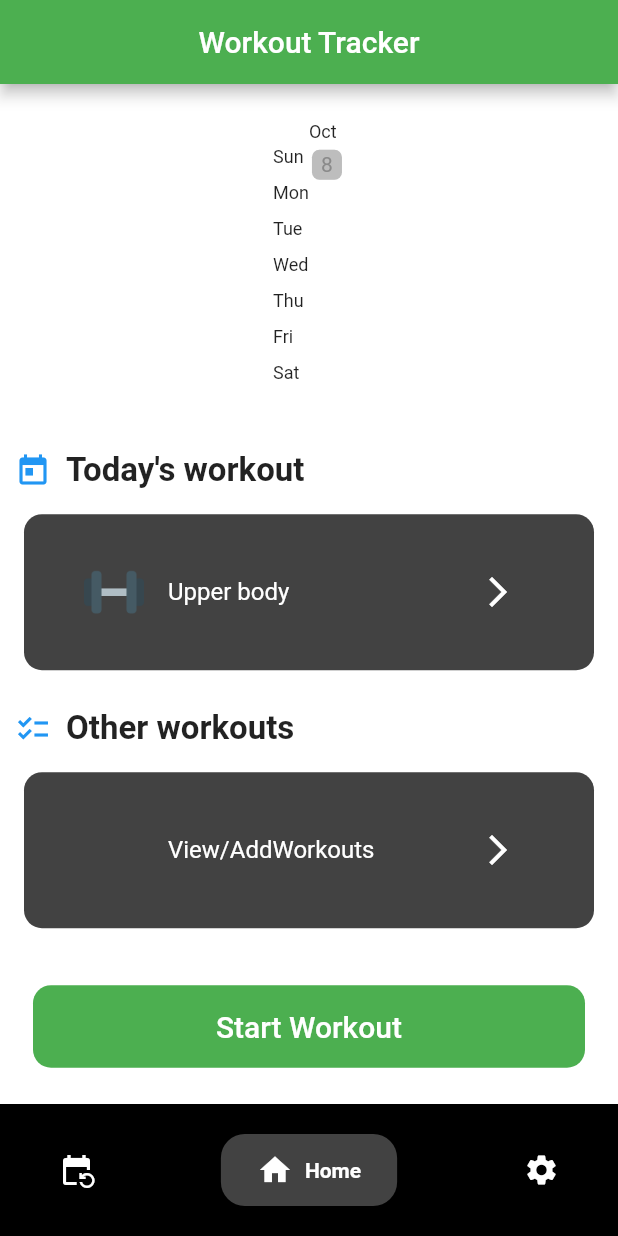
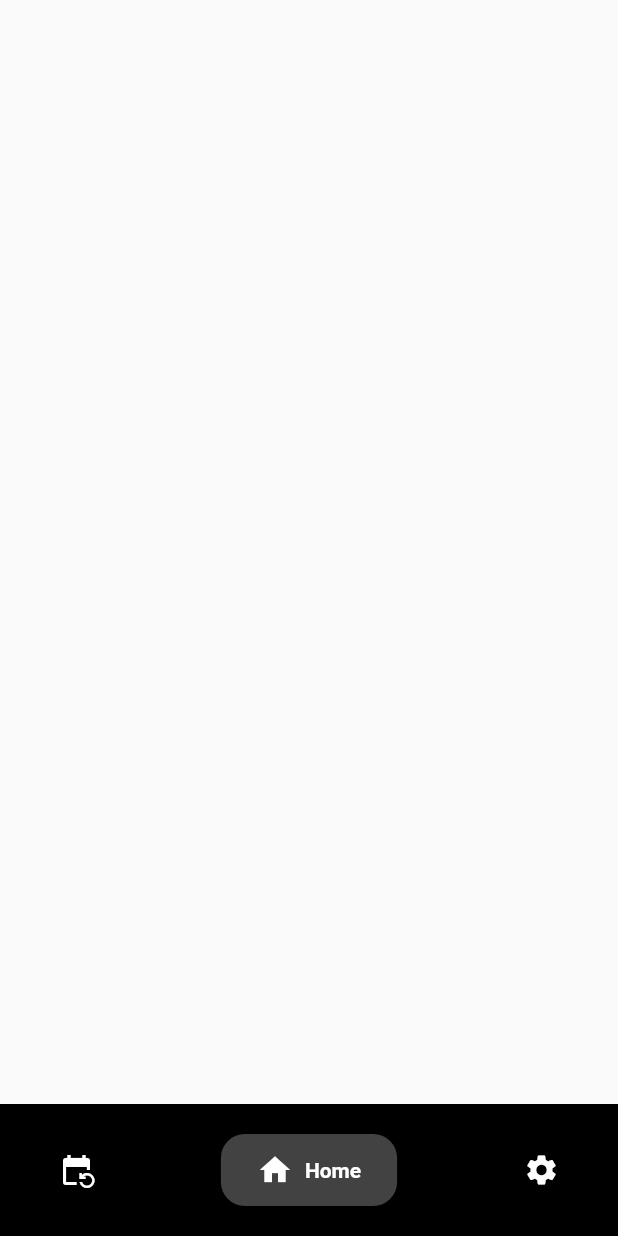
Before and after one commit to WillHAdair/WorkoutApplication, a Flutter app: the screen it shows after launch, item 2 of the bottom bar chosen, after a tap on "Start Workout", on a phone screen of 412 x 824 dp. Run offline on Flutter 3.47's test engine with Material 2 defaults, Android fonts, the light colour scheme and no system bars; drawn by our look-alikes of flutter_heatmap_calendar, flutter_slidable, google_nav_bar; our stand-ins replace flutter_colorpicker, hive, hive_flutter, table_calendar; accounts and stored records are empty.

Commit message:
Added switching screens when clicking start workout functionality

```diff
--- a/lib/data/workout_data.dart
+++ b/lib/data/workout_data.dart
@@ -80,6 +80,11 @@ class WorkoutData extends ChangeNotifier {
     notifyListeners();
 
     db.saveWorkouts(workoutList);
+  }
+
+  bool isWorkoutStarted() {
+    //STUB, will need to implement later
+    return false;
   }
 
   void changeWorkoutName(String currentName, String newName) {
--- a/lib/pages/home_page.dart
+++ b/lib/pages/Home/default_home_page.dart
@@ -1,46 +1,26 @@
 import 'package:flutter/material.dart';
 import 'package:provider/provider.dart';
 import 'package:workout_app/components/custom_textfield.dart';
+import 'package:workout_app/components/custom_tile.dart';
+import 'package:workout_app/components/customizable_dialog.dart';
+import 'package:workout_app/components/heat_map.dart';
 import 'package:workout_app/components/sliding_tile.dart';
 import 'package:workout_app/data/workout_data.dart';
 import 'package:workout_app/models/constants.dart';
 import 'package:workout_app/pages/workout_page.dart';
 import 'package:workout_app/pages/workouts_page.dart';
 
-import '../components/custom_tile.dart';
-import '../components/heat_map.dart';
-import '../components/customizable_dialog.dart';
-import '../data/settings_data.dart';
-import '../data/theme_provider.dart';
+class DefaultHomePage extends StatefulWidget {
+  final Function(bool) onWorkoutStatusChange;
 
-class HomePage extends StatefulWidget {
-  const HomePage({super.key});
+  const DefaultHomePage({Key? key, required this.onWorkoutStatusChange}) : super(key: key);
 
   @override
-  _HomePageState createState() => _HomePageState();
+  DefaultHomePageState createState() => DefaultHomePageState();
 }
 
-class _HomePageState extends State<HomePage> {
-  @override
-  void didChangeDependencies() {
-    super.didChangeDependencies();
-
-    Provider.of<WorkoutData>(context, listen: false).initializeWorkoutList();
-    final settingsData = Provider.of<SettingsData>(context, listen: false);
-    final themeProvider = Provider.of<ThemeProvider>(context, listen: false);
-    settingsData.initializeSettingsList();
-    bool darkMode = settingsData.getRelevantSetting("IsDarkMode").value as bool;
-    bool notificationsOn =
-        settingsData.getRelevantSetting("Notifications").value as bool;
-    bool trendTracking =
-        settingsData.getRelevantSetting("ProgressTracking").value as bool;
-
-    WidgetsBinding.instance?.addPostFrameCallback((_) {
-      themeProvider.toggleTheme(darkMode);
-    });
-  }
-
-  final workoutNameController = TextEditingController();
+class DefaultHomePageState extends State<DefaultHomePage> {
+    final workoutNameController = TextEditingController();
 
   void createNewWorkout() {
     showDialog(
@@ -110,7 +90,7 @@ class _HomePageState extends State<HomePage> {
   }
 
   void startWorkout(String workoutName) {
-
+    widget.onWorkoutStatusChange(true);
   }
 
   void delete(String workoutName) {
@@ -170,7 +150,7 @@ class _HomePageState extends State<HomePage> {
       builder: (context, value, child) => Scaffold(
         backgroundColor: Theme.of(context).colorScheme.background,
         appBar: AppBar(
-          title: const Text('Workout Tracker'),
+          title: const Text('Home'),
           centerTitle: true,
         ),
         body: ListView(
--- /dev/null
+++ b/lib/pages/Home/home_page.dart
@@ -0,0 +1,65 @@
+import 'package:flutter/material.dart';
+import 'package:provider/provider.dart';
+import 'package:workout_app/data/workout_data.dart';
+import 'package:workout_app/pages/Home/default_home_page.dart';
+import 'package:workout_app/pages/Home/workout_home_page.dart';
+import 'package:workout_app/data/settings_data.dart';
+import 'package:workout_app/data/theme_provider.dart';
+
+class HomePage extends StatefulWidget {
+  const HomePage({super.key});
+
+  @override
+  // ignore: library_private_types_in_public_api
+  _HomePageState createState() => _HomePageState();
+}
+
+class _HomePageState extends State<HomePage> {
+  bool workoutStarted = false;
+  int _currentIndex = 0;
+  @override
+  void didChangeDependencies() {
+    super.didChangeDependencies();
+
+    Provider.of<WorkoutData>(context, listen: false).initializeWorkoutList();
+    final settingsData = Provider.of<SettingsData>(context, listen: false);
+    final themeProvider = Provider.of<ThemeProvider>(context, listen: false);
+    settingsData.initializeSettingsList();
+    bool darkMode = settingsData.getRelevantSetting("IsDarkMode").value as bool;
+    // bool notificationsOn =
+    //     settingsData.getRelevantSetting("Notifications").value as bool;
+    // bool trendTracking =
+    //     settingsData.getRelevantSetting("ProgressTracking").value as bool;
+
+    WidgetsBinding.instance?.addPostFrameCallback((_) {
+      themeProvider.toggleTheme(darkMode);
+    });
+  }
+
+  void changeWorkoutStatus(bool newStatus) {
+    setState(() {
+      workoutStarted = newStatus;
+      // Determine the correct index based on the workout status change
+      _currentIndex = workoutStarted ? 1 : 0; // Change to the appropriate index
+    });
+  }
+
+  @override
+  void initState() {
+    super.initState();
+    workoutStarted = Provider.of<WorkoutData>(context, listen: false).isWorkoutStarted();
+  }
+
+@override
+  Widget build(BuildContext context) {
+    return Scaffold(
+      body: IndexedStack(
+        index: _currentIndex,
+        children: [
+          DefaultHomePage(onWorkoutStatusChange: changeWorkoutStatus,),
+          WorkoutHomePage(),
+        ],
+      ),
+    );
+  }
+}
--- /dev/null
+++ b/lib/pages/Home/workout_home_page.dart
@@ -0,0 +1,15 @@
+import 'package:flutter/material.dart';
+
+class WorkoutHomePage extends StatefulWidget {
+  const WorkoutHomePage({Key? key}) : super(key: key);
+
+  @override
+  WorkoutHomePageState createState() => WorkoutHomePageState();
+}
+
+class WorkoutHomePageState extends State<WorkoutHomePage> {
+  @override
+  Widget build (BuildContext context) {
+    return const Scaffold();
+  }
+}
--- a/lib/pages/nav_bar.dart
+++ b/lib/pages/nav_bar.dart
@@ -1,6 +1,6 @@
 import 'package:flutter/material.dart';
 import 'package:google_nav_bar/google_nav_bar.dart';
-import 'package:workout_app/pages/home_page.dart';
+import 'package:workout_app/pages/Home/home_page.dart';
 import 'package:workout_app/pages/settings_page.dart';
 import 'package:workout_app/pages/tracker_page.dart';
 
@@ -18,7 +18,7 @@ class _BottomNavigationState extends State<BottomNavigation> {
   @override
   void initState() {
     super.initState();
-    _pageController = PageController();
+    _pageController = PageController(initialPage: 1);
   }
 
   @override
--- a/lib/pages/tracker_page.dart
+++ b/lib/pages/tracker_page.dart
@@ -44,7 +44,7 @@ class TrackerPageState extends State<TrackerPage> {
       builder: (context, value, child) => Scaffold(
         backgroundColor: Theme.of(context).colorScheme.background,
         appBar: AppBar(
-          title: const Text('Tracker'),
+          title: const Text('Workout Tracking'),
           centerTitle: true,
         ),
       body: ListView(
```
